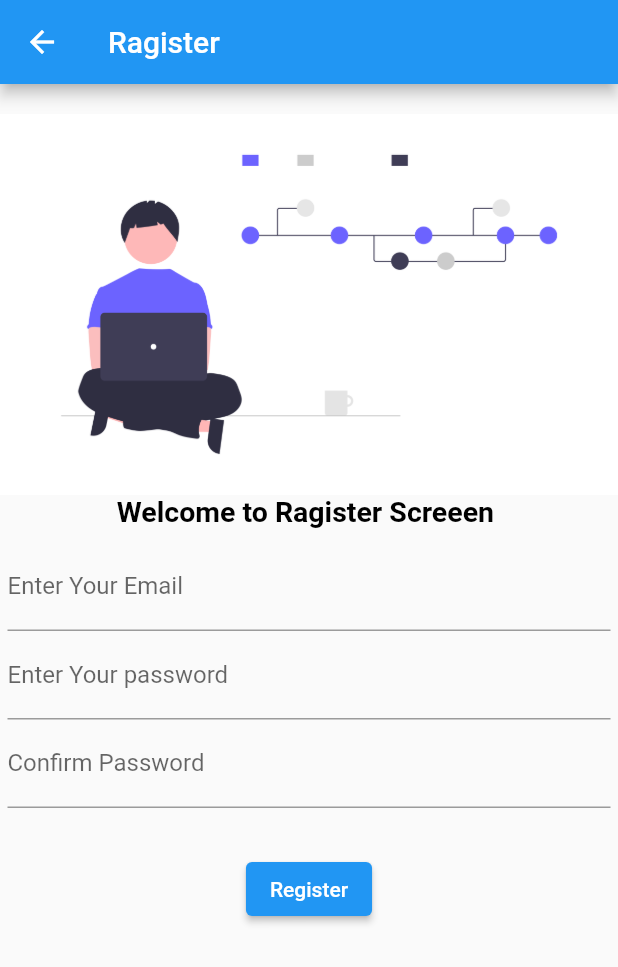
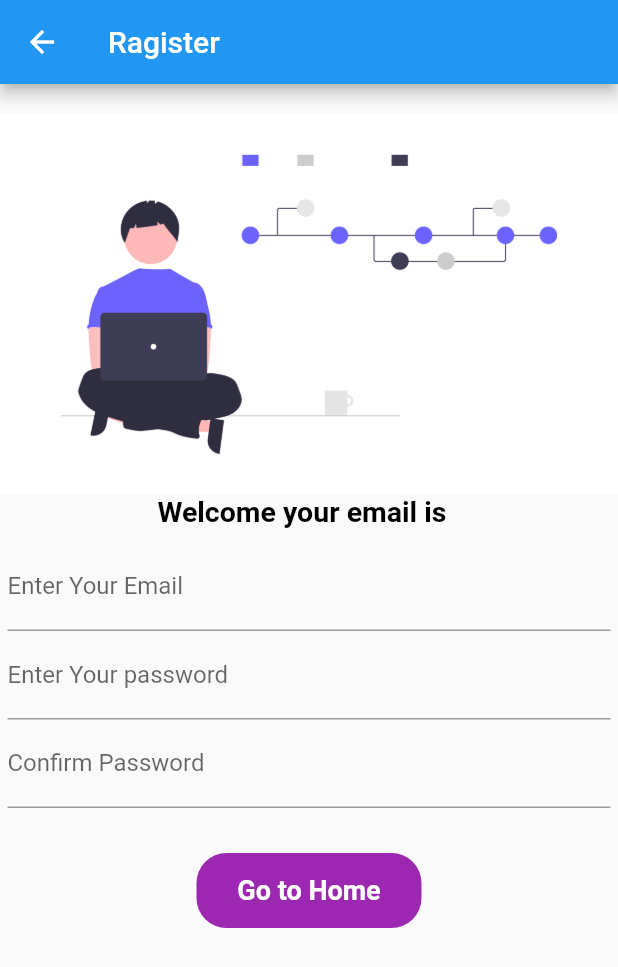
Before and after one commit to bishtmanish739/flutter_catalog, a Flutter app: the screen it shows after launch, on a phone screen of 412 x 824 dp. Shown: the top 967 px of the screen. Run offline on Flutter 3.47's test engine with Material 2 defaults, Android fonts, the phone set to English and light mode, and no system bars.

Commit message:
day 6 added

```diff
--- a/lib/screen/homepage.dart
+++ b/lib/screen/homepage.dart
@@ -2,7 +2,7 @@ import 'package:flutter/material.dart';
 
 class HomePage extends StatelessWidget {
   @override
-  int days = 5;
+  int days = 6;
   Widget build(BuildContext context) {
     return Scaffold(
       appBar: AppBar(
--- a/lib/screen/ragister.dart
+++ b/lib/screen/ragister.dart
@@ -1,9 +1,18 @@
 import 'package:flutter/material.dart';
 import 'package:flutter_catalog/utils/routs.dart';
 
-class RagisterPage extends StatelessWidget {
+class RagisterPage extends StatefulWidget {
   @override
-  int days = 4;
+  _RagisterPageState createState() => _RagisterPageState();
+}
+
+class _RagisterPageState extends State<RagisterPage> {
+  @override
+  int days = 6;
+
+  String email = "";
+  bool changebutton = false;
+
   Widget build(BuildContext context) {
     return Scaffold(
       appBar: AppBar(
@@ -23,7 +32,7 @@ class RagisterPage extends StatelessWidget {
               fit: BoxFit.cover,
             ),
             Text(
-              'Welcome to Ragister Screeen ',
+              'Welcome your email is $email ',
               style: TextStyle(
                   fontSize: 19,
                   fontWeight: FontWeight.bold,
@@ -36,6 +45,10 @@ class RagisterPage extends StatelessWidget {
                   TextFormField(
                     decoration: InputDecoration(
                         hintText: 'Email', labelText: 'Enter Your Email '),
+                    onChanged: (value) {
+                      email = value;
+                      setState(() {});
+                    },
                   ),
                   TextFormField(
                     obscureText: true,
@@ -55,11 +68,43 @@ class RagisterPage extends StatelessWidget {
             SizedBox(
               height: 20,
             ),
-            ElevatedButton(
-                onPressed: () {
-                  Navigator.pushNamed(context, MyRouts.homeRouts);
-                },
-                child: Text('Register'))
+            InkWell(
+              onTap: () async {
+                setState(() {
+                  changebutton = true;
+                });
+                await Future.delayed(Duration(seconds: 1));
+                Navigator.pushNamed(context, MyRouts.homeRouts);
+              },
+              child: AnimatedContainer(
+                duration: Duration(seconds: 1),
+                width: changebutton ? 50 : 150,
+                height: 50,
+                decoration: BoxDecoration(
+                    color: Colors.purple,
+                    borderRadius:
+                        BorderRadius.circular(changebutton ? 40 : 20)),
+                child: Center(
+                  child: changebutton
+                      ? Icon(
+                          Icons.done,
+                          color: Colors.white,
+                        )
+                      : Text(
+                          'Go to Home',
+                          style: TextStyle(
+                              color: Colors.white,
+                              fontSize: 18,
+                              fontWeight: FontWeight.bold),
+                        ),
+                ),
+              ),
+            )
+            // ElevatedButton(
+            //     onPressed: () {
+            //       Navigator.pushNamed(context, MyRouts.homeRouts);
+            //     },
+            //     child: Text('Register'))
           ],
         ),
       ),
```
